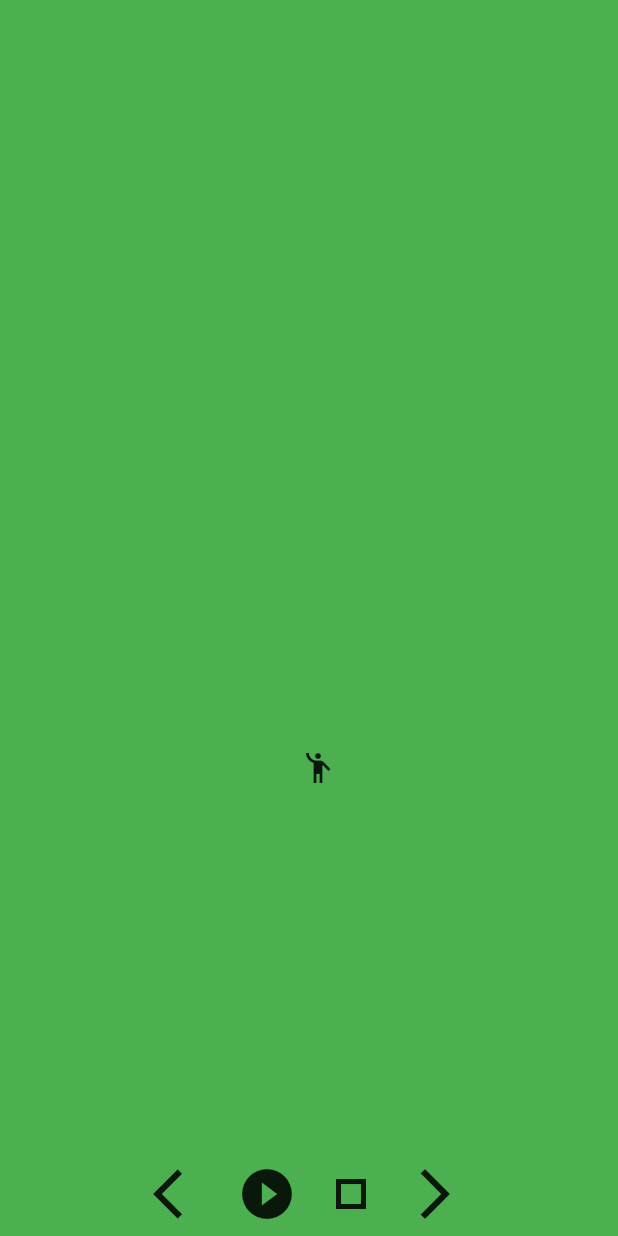
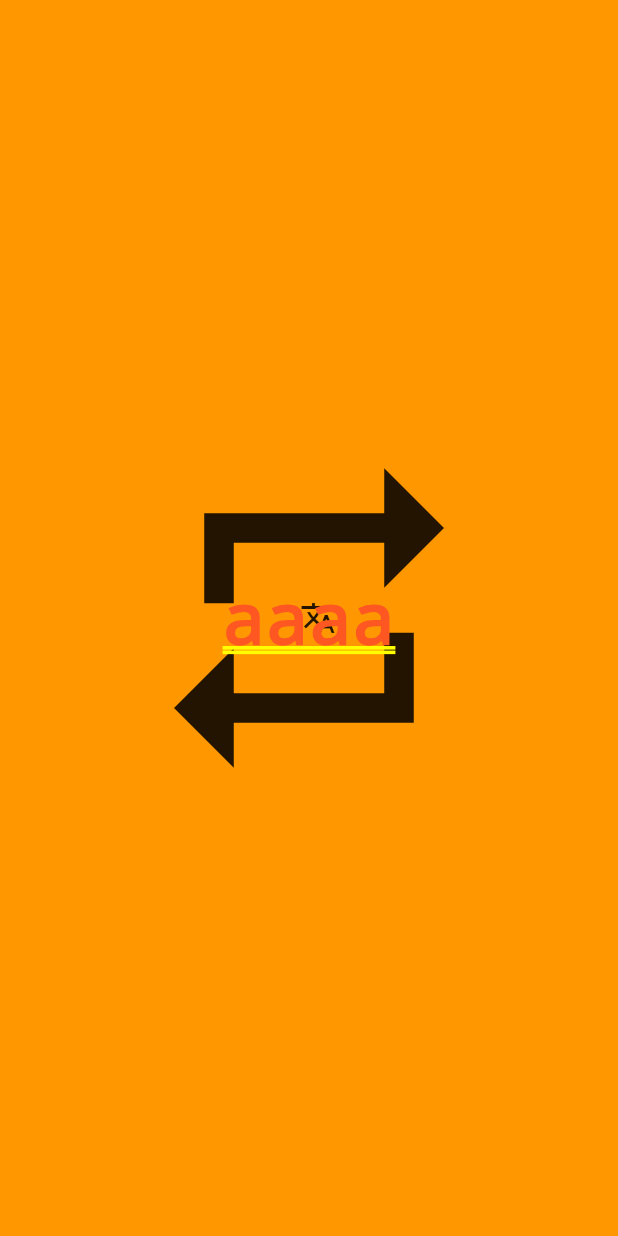
Before and after one commit to wuyxp/flutter-demo, a Flutter app: the screen it shows after launch, on a phone screen of 412 x 824 dp. Run offline on Flutter 3.47's test engine with Material 2 defaults, Android fonts, the phone set to English and light mode, and no system bars.

```diff
--- /dev/null
+++ b/lib/animation/extend_animated.dart
@@ -0,0 +1,74 @@
+import 'package:flutter/material.dart';
+
+class _OtherAnimated extends AnimatedWidget {
+  _OtherAnimated({Key key, Animation<Offset> animation}): super(key:key, listenable: animation);
+  @override
+  Widget build(BuildContext context) {
+    Animation<Offset> animation = listenable;
+    return Positioned(
+      left: animation.value.dx,
+      top: animation.value.dy,
+      child: Icon(Icons.translate),
+    );
+  }
+}
+
+class ExtendAnimated extends StatefulWidget {
+  @override
+  _ExtendAnimatedState createState() => _ExtendAnimatedState();
+}
+
+class _ExtendAnimatedState extends State<ExtendAnimated> with SingleTickerProviderStateMixin {
+  AnimationController _animation;
+  Animation<Offset> _offset;
+  Animation<Color> _color;
+  @override
+  void initState() {
+    _animation = AnimationController(
+      vsync: this,
+      duration: Duration(seconds: 5)
+    );
+    CurvedAnimation _curved = CurvedAnimation(parent: _animation, curve: Curves.elasticInOut);
+    _offset = Tween<Offset>(begin: Offset(200, 200), end: Offset(200, 400)).animate(_curved);
+    _color = ColorTween(begin: Colors.green, end: Colors.deepOrange).animate(_curved);
+    _animation.forward();
+  }
+  @override
+  Widget build(BuildContext context) {
+    return Container(
+      width: double.infinity,
+      height: double.infinity,
+      color: Colors.orange,
+      child: Stack(
+        alignment: AlignmentDirectional.center,
+        children: [
+          _OtherAnimated(animation: _offset,),
+          TweenAnimationBuilder<double>(
+            tween: Tween(begin: 1.0, end: 10.0),
+            duration: Duration(seconds: 4),
+            builder: (context, value, child) {
+              return Transform.scale(
+                scale: value,
+                child: Icon(Icons.repeat)
+              );
+            }
+          ),
+          AnimatedBuilder(
+            animation: _color,
+            builder: (context, child) {
+              return Container(
+                child: Text("aaaa", style: TextStyle(color: _color.value),),
+              );
+            }
+          )
+        ],
+      ),
+    );
+  }
+  @override
+  void dispose() {
+    // TODO: implement dispose
+    super.dispose();
+    _animation.dispose();
+  }
+}
--- a/lib/main.dart
+++ b/lib/main.dart
@@ -16,6 +16,7 @@ import 'pages/unknown.dart';
 
 import 'animation/base.dart';
 import 'animation/bezier.dart';
+import 'animation/extend_animated.dart';
 
 void main() {
   runApp(
@@ -45,8 +46,9 @@ class MyApp extends StatelessWidget {
         '/bottomTab':(context) => BottomTab(),
         '/animation/base': (context) => AnimationBase(),
         '/animation/bezier': (context) => AnimationBezier(),
+        '/animation/extend_animated': (context) => ExtendAnimated(),
       },
-      initialRoute: "/animation/bezier",
+      initialRoute: "/animation/extend_animated",
       navigatorObservers: [routeObserver, MyRouteObserve()],
       onGenerateRoute: (RouteSettings rs) {
         if (rs.name == '/favorite/detail') {
```
